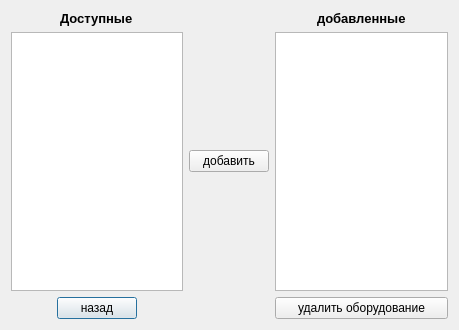
This is addequipment.ui in VampireVol/NetworkDiagramEditor as Qt 5 draws it before an edit. The edited form follows.
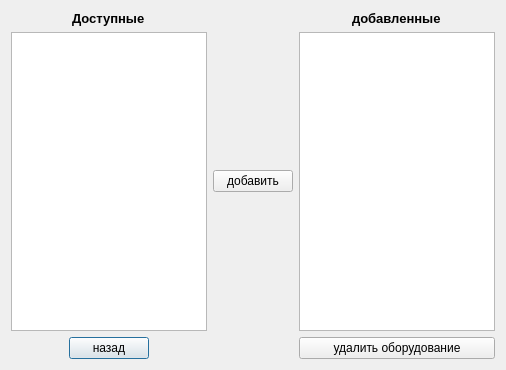
This is the edited form.

```diff
--- a/addequipment.ui
+++ b/addequipment.ui
@@ -6,8 +6,8 @@
    <rect>
     <x>0</x>
     <y>0</y>
-    <width>459</width>
-    <height>330</height>
+    <width>506</width>
+    <height>370</height>
    </rect>
   </property>
   <property name="windowTitle">
```
